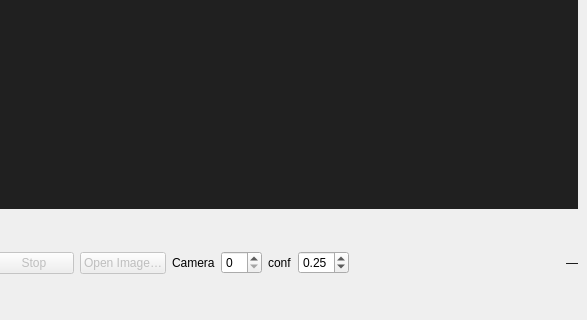
Qt form Welding_Robot_Ros2_ws/src/AI/seam_tracking/ui/seam_tracking.ui (wrongstory/Welding_Robot_Ros2_ws) before a commit; both pictures show x 233 to 820 and y 440 to 760 of the 820 by 760 pixel window.
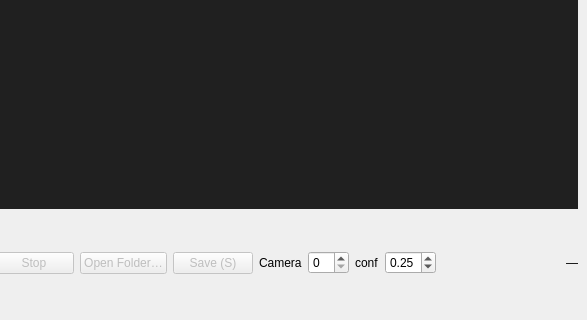
The same form after that commit.

Commit message:
feat(seam_tracking): 이미지 폴더 ←/→ 순회 + 카메라 원본 저장 + 검은화면 수정
- 검은화면 버그 수정: camera_worker 에서 center_crop_640 import 누락(NameError) 해결
- 이미지 폴더 모드: Open Folder 로 폴더 선택 후 ←/→(A/D) 로 순회, 상태바 [i/N]
- 카메라 라이브 원본 저장: Save(S) → ~/seam_captures/capture_<ts>.jpg (오버레이 없는 원본)
- 중심선 오버레이(초록) 표시 (C++ 엔진의 line 결과)

Diff of the .ui file:
```diff
--- a/Welding_Robot_Ros2_ws/src/AI/seam_tracking/ui/seam_tracking.ui
+++ b/Welding_Robot_Ros2_ws/src/AI/seam_tracking/ui/seam_tracking.ui
@@ -52,8 +52,16 @@
       </item>
       <item>
        <widget class="QPushButton" name="openButton">
-        <property name="text"><string>Open Image…</string></property>
+        <property name="text"><string>Open Folder…</string></property>
         <property name="enabled"><bool>false</bool></property>
+        <property name="toolTip"><string>폴더 선택 후 ←/→ 키로 이미지 순회</string></property>
+       </widget>
+      </item>
+      <item>
+       <widget class="QPushButton" name="saveButton">
+        <property name="text"><string>Save (S)</string></property>
+        <property name="enabled"><bool>false</bool></property>
+        <property name="toolTip"><string>카메라 라이브 중 원본 프레임 저장 (S 키)</string></property>
        </widget>
       </item>
       <item>
```
The commit also changes 2 other files.
